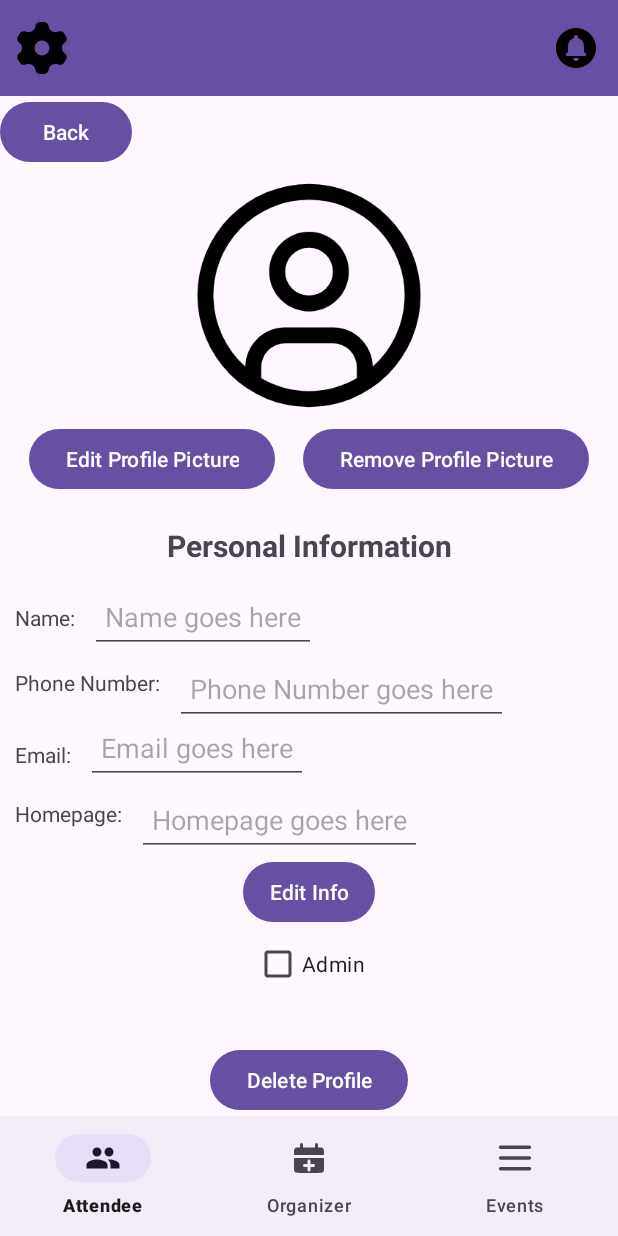
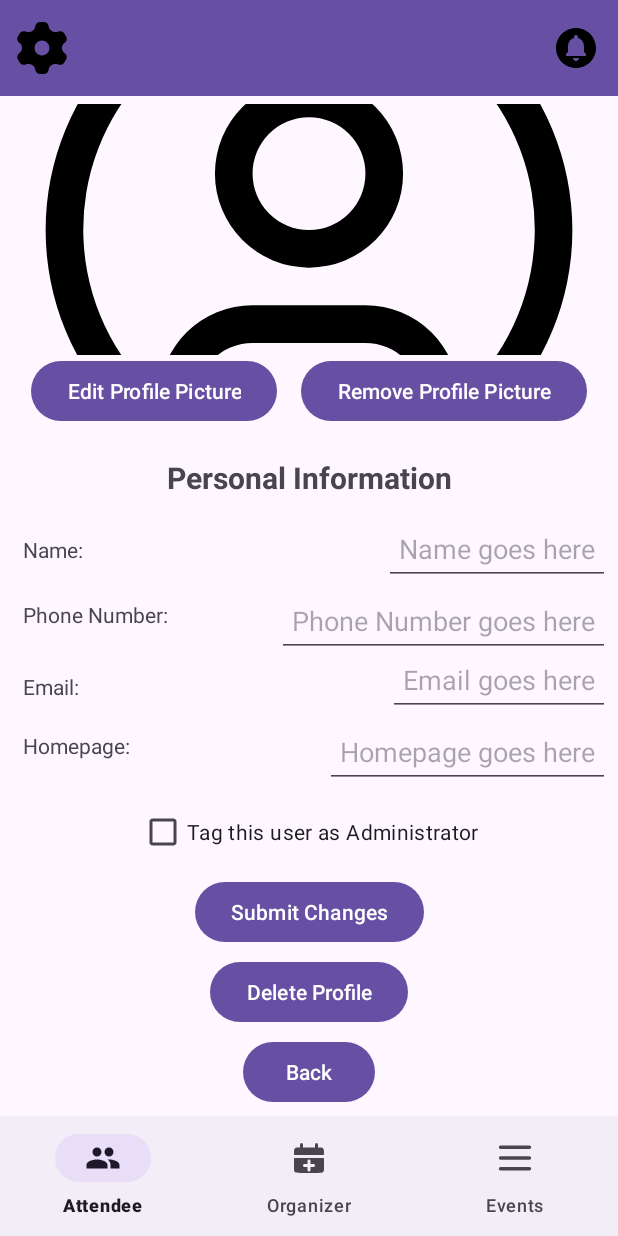
Before and after one commit to Team4GPA/SeQR, an Android app: the fragment AEditProfileFragment placed in its activity, on a phone screen of 412 x 824 dp. Run offline under Robolectric (Android 15) with nearby library versions, the phone set to English and light mode, and no system bars; our stand-ins replace Firebase (no records; nobody signed in at launch, a user with empty details on screens opened directly), Picasso; pictures from the network do not load; 7 statements that could not run were skipped.

Commit message:
Various changes to event layouts for consistency and functionality

```diff
--- a/SeQR/app/src/main/res/layout/fragment_a_edit_profile.xml
+++ b/SeQR/app/src/main/res/layout/fragment_a_edit_profile.xml
@@ -1,73 +1,73 @@
 <?xml version="1.0" encoding="utf-8"?>
 <androidx.constraintlayout.widget.ConstraintLayout xmlns:android="http://schemas.android.com/apk/res/android"
+    xmlns:app="http://schemas.android.com/apk/res-auto"
+    xmlns:tools="http://schemas.android.com/tools"
     android:layout_width="match_parent"
     android:layout_height="match_parent"
-    xmlns:app="http://schemas.android.com/apk/res-auto">
+    android:layout_margin="5sp">
 
     <Button
         android:id="@+id/admin_edit_profile_back_button"
         android:layout_width="wrap_content"
         android:layout_height="wrap_content"
         android:text="Back"
-        app:layout_constraintLeft_toLeftOf="parent"
-        app:layout_constraintTop_toTopOf="parent">
-    </Button>
+        app:layout_constraintBottom_toBottomOf="parent"
+        app:layout_constraintEnd_toEndOf="parent"
+        app:layout_constraintStart_toStartOf="parent"></Button>
+
     <ImageView
         android:id="@+id/admin_edit_profile_picture"
         android:layout_width="wrap_content"
         android:layout_height="0dp"
+        android:cropToPadding="true"
+        android:scaleType="centerCrop"
         android:src="@drawable/profile_picture_drawer_navigation_icon"
         app:layout_constraintEnd_toEndOf="parent"
+        app:layout_constraintHeight_percent="0.25"
         app:layout_constraintStart_toStartOf="parent"
-        app:layout_constraintHeight_percent="0.25"
-        app:layout_constraintTop_toBottomOf="@id/admin_edit_profile_back_button">
-    </ImageView>
+        app:layout_constraintTop_toTopOf="parent"></ImageView>
 
     <Button
         android:id="@+id/admin_edit_profile_picture_button"
         android:layout_width="wrap_content"
         android:layout_height="wrap_content"
         android:text="Edit Profile Picture"
-        app:layout_constraintTop_toBottomOf="@+id/admin_edit_profile_picture"
         app:layout_constraintBottom_toTopOf="@+id/admin_personal_information"
         app:layout_constraintLeft_toLeftOf="parent"
-        app:layout_constraintRight_toLeftOf="@+id/admin_remove_profile_picture_button">
-    </Button>
+        app:layout_constraintRight_toLeftOf="@+id/admin_remove_profile_picture_button"
+        app:layout_constraintTop_toBottomOf="@+id/admin_edit_profile_picture"></Button>
 
     <Button
         android:id="@+id/admin_remove_profile_picture_button"
         android:layout_width="wrap_content"
         android:layout_height="wrap_content"
         android:text="Remove Profile Picture"
-        app:layout_constraintTop_toBottomOf="@+id/admin_edit_profile_picture"
         app:layout_constraintLeft_toRightOf="@+id/admin_edit_profile_picture_button"
-        app:layout_constraintRight_toRightOf="parent">
-    </Button>
+        app:layout_constraintRight_toRightOf="parent"
+        app:layout_constraintTop_toBottomOf="@+id/admin_edit_profile_picture"></Button>
 
     <TextView
         android:id="@+id/admin_personal_information"
         android:layout_width="wrap_content"
         android:layout_height="wrap_content"
-        android:text="Personal Information"
         android:layout_marginTop="10dp"
         android:padding="10dp"
+        android:text="Personal Information"
         android:textSize="20dp"
         android:textStyle="bold"
-        app:layout_constraintTop_toBottomOf="@+id/admin_edit_profile_picture_button"
         app:layout_constraintLeft_toLeftOf="parent"
-        app:layout_constraintRight_toRightOf="parent">
-    </TextView>
+        app:layout_constraintRight_toRightOf="parent"
+        app:layout_constraintTop_toBottomOf="@+id/admin_edit_profile_picture_button"></TextView>
 
     <TextView
         android:id="@+id/admin_profile_name_title"
         android:layout_width="wrap_content"
         android:layout_height="wrap_content"
+        android:padding="10dp"
         android:text="Name:"
-        android:padding="10dp"
-        app:layout_constraintTop_toBottomOf="@+id/admin_personal_information"
         app:layout_constraintBottom_toTopOf="@id/admin_profile_number"
-        app:layout_constraintLeft_toLeftOf="parent">
-    </TextView>
+        app:layout_constraintLeft_toLeftOf="parent"
+        app:layout_constraintTop_toBottomOf="@+id/admin_personal_information"></TextView>
 
     <EditText
         android:id="@+id/admin_profile_name"
@@ -77,20 +77,19 @@
         android:minHeight="48dp"
         android:padding="10dp"
         app:layout_constraintBottom_toTopOf="@id/admin_profile_number"
+        app:layout_constraintEnd_toEndOf="parent"
         app:layout_constraintLeft_toRightOf="@+id/admin_profile_name_title"
-        app:layout_constraintTop_toBottomOf="@+id/admin_personal_information">
-    </EditText>
+        app:layout_constraintTop_toBottomOf="@+id/admin_personal_information"></EditText>
 
 
     <TextView
         android:id="@+id/admin_profile_number_title"
         android:layout_width="wrap_content"
         android:layout_height="wrap_content"
+        android:padding="10dp"
         android:text="Phone Number:"
-        android:padding="10dp"
-        app:layout_constraintTop_toBottomOf="@+id/admin_profile_name"
-        app:layout_constraintLeft_toLeftOf="parent">
-    </TextView>
+        app:layout_constraintLeft_toLeftOf="parent"
+        app:layout_constraintTop_toBottomOf="@+id/admin_profile_name"></TextView>
 
     <EditText
         android:id="@+id/admin_profile_number"
@@ -99,18 +98,18 @@
         android:hint="Phone Number goes here"
         android:minHeight="48dp"
         android:padding="10dp"
+        app:layout_constraintEnd_toEndOf="parent"
         app:layout_constraintLeft_toRightOf="@+id/admin_profile_number_title"
-        app:layout_constraintTop_toBottomOf="@+id/admin_profile_name">
-    </EditText>
+        app:layout_constraintTop_toBottomOf="@+id/admin_profile_name"></EditText>
+
     <TextView
         android:id="@+id/admin_profile_email_title"
         android:layout_width="wrap_content"
         android:layout_height="wrap_content"
+        android:padding="10dp"
         android:text="Email:"
-        android:padding="10dp"
-        app:layout_constraintTop_toBottomOf="@+id/admin_profile_number"
-        app:layout_constraintLeft_toLeftOf="parent">
-    </TextView>
+        app:layout_constraintLeft_toLeftOf="parent"
+        app:layout_constraintTop_toBottomOf="@+id/admin_profile_number"></TextView>
 
     <EditText
         android:id="@+id/admin_profile_email"
@@ -119,9 +118,9 @@
         android:hint="Email goes here"
         android:minHeight="48dp"
         android:padding="10dp"
+        app:layout_constraintEnd_toEndOf="parent"
         app:layout_constraintLeft_toRightOf="@+id/admin_profile_email_title"
-        app:layout_constraintTop_toBottomOf="@+id/admin_profile_number_title">
-    </EditText>
+        app:layout_constraintTop_toBottomOf="@+id/admin_profile_number_title"></EditText>
 
     <TextView
         android:id="@+id/admin_profile_homepage_title"
@@ -130,8 +129,7 @@
         android:padding="10dp"
         android:text="Homepage:"
         app:layout_constraintStart_toStartOf="parent"
-        app:layout_constraintTop_toBottomOf="@+id/admin_profile_email">
-    </TextView>
+        app:layout_constraintTop_toBottomOf="@+id/admin_profile_email"></TextView>
 
     <EditText
         android:id="@+id/admin_profile_homepage"
@@ -140,40 +138,40 @@
         android:hint="Homepage goes here"
         android:minHeight="48dp"
         android:padding="10dp"
+        app:layout_constraintEnd_toEndOf="parent"
         app:layout_constraintLeft_toRightOf="@+id/admin_profile_homepage_title"
         app:layout_constraintTop_toBottomOf="@+id/admin_profile_email">
 
     </EditText>
 
+    <CheckBox
+        android:id="@+id/admin_edit_profile_admin_checkbox"
+        android:layout_width="wrap_content"
+        android:layout_height="wrap_content"
+        android:layout_marginBottom="5sp"
+        android:text="Tag this user as Administrator"
+        app:layout_constraintBottom_toTopOf="@id/admin_edit_personal_info_button"
+        app:layout_constraintLeft_toLeftOf="parent"
+        app:layout_constraintRight_toRightOf="parent"></CheckBox>
+
     <Button
         android:id="@+id/admin_edit_personal_info_button"
         android:layout_width="wrap_content"
         android:layout_height="wrap_content"
-        android:text="Edit Info"
-        android:padding="10dp"
-        app:layout_constraintTop_toBottomOf="@+id/admin_profile_homepage"
+        android:layout_marginBottom="5sp"
+        android:text="Submit Changes"
+        app:layout_constraintBottom_toTopOf="@id/admin_delete_profile_button"
         app:layout_constraintLeft_toLeftOf="parent"
-        app:layout_constraintRight_toRightOf="parent">
-    </Button>
-
-    <CheckBox
-        android:id="@+id/admin_edit_profile_admin_checkbox"
-        android:layout_width="wrap_content"
-        android:layout_height="wrap_content"
-        android:text="Admin"
-        app:layout_constraintTop_toBottomOf="@+id/admin_edit_personal_info_button"
-        app:layout_constraintLeft_toLeftOf="parent"
-        app:layout_constraintRight_toRightOf="parent">
-    </CheckBox>
+        app:layout_constraintRight_toRightOf="parent"></Button>
 
     <Button
         android:id="@+id/admin_delete_profile_button"
         android:layout_width="wrap_content"
         android:layout_height="wrap_content"
+        android:layout_marginBottom="5sp"
         android:text="Delete Profile"
-        app:layout_constraintBottom_toBottomOf="parent"
+        app:layout_constraintBottom_toTopOf="@+id/admin_edit_profile_back_button"
         app:layout_constraintLeft_toLeftOf="parent"
-        app:layout_constraintRight_toRightOf="parent">
-    </Button>
+        app:layout_constraintRight_toRightOf="parent"></Button>
 
 </androidx.constraintlayout.widget.ConstraintLayout>
--- a/SeQR/app/src/main/res/layout/fragment_admin.xml
+++ b/SeQR/app/src/main/res/layout/fragment_admin.xml
@@ -1,9 +1,10 @@
 <?xml version="1.0" encoding="utf-8"?>
 <androidx.constraintlayout.widget.ConstraintLayout xmlns:android="http://schemas.android.com/apk/res/android"
+    xmlns:app="http://schemas.android.com/apk/res-auto"
     xmlns:tools="http://schemas.android.com/tools"
     android:layout_width="match_parent"
     android:layout_height="match_parent"
-    xmlns:app="http://schemas.android.com/apk/res-auto"
+    android:layout_margin="5sp"
     tools:context=".administrator.AdminFragment">
 
     <TextView
@@ -60,7 +61,6 @@
         android:id="@+id/adminBackButton"
         android:layout_width="wrap_content"
         android:layout_height="wrap_content"
-        android:layout_margin="15sp"
         android:text="@string/back"
         android:textSize="15sp"
         android:textStyle="bold"
--- a/SeQR/app/src/main/res/layout/fragment_c_event_preview.xml
+++ b/SeQR/app/src/main/res/layout/fragment_c_event_preview.xml
@@ -156,7 +156,7 @@
 
     <Button
         android:id="@+id/QRCheckInBackButton"
-        android:layout_width="0dp"
+        android:layout_width="wrap_content"
         android:layout_height="wrap_content"
         android:text="@string/back"
         android:textSize="15sp"
--- a/SeQR/app/src/main/res/layout/fragment_cqr.xml
+++ b/SeQR/app/src/main/res/layout/fragment_cqr.xml
@@ -1,9 +1,10 @@
 <?xml version="1.0" encoding="utf-8"?>
 <androidx.constraintlayout.widget.ConstraintLayout xmlns:android="http://schemas.android.com/apk/res/android"
+    xmlns:app="http://schemas.android.com/apk/res-auto"
     xmlns:tools="http://schemas.android.com/tools"
     android:layout_width="match_parent"
     android:layout_height="match_parent"
-    xmlns:app="http://schemas.android.com/apk/res-auto"
+    android:layout_margin="5sp"
     tools:context=".qr.CQRFragment">
 
     <TextView
@@ -57,7 +58,6 @@
         android:id="@+id/QRCheckInBackButton"
         android:layout_width="wrap_content"
         android:layout_height="wrap_content"
-        android:layout_margin="15dp"
         android:text="@string/back"
         android:textSize="15sp"
         android:textStyle="bold"
```
Also changed, not shown: SeQR/app/src/main/res/layout/fragment_announcement_detail.xml (+22 -21 lines), SeQR/app/src/main/res/layout/fragment_c_announcement.xml (+28 -25 lines), SeQR/app/src/main/res/layout/fragment_c_event_cqr.xml (+15 -14 lines), SeQR/app/src/main/res/layout/fragment_confirm_delete.xml (+13 -14 lines), SeQR/app/src/main/res/layout/fragment_event_announcement_list.xml (+11 -10 lines).
